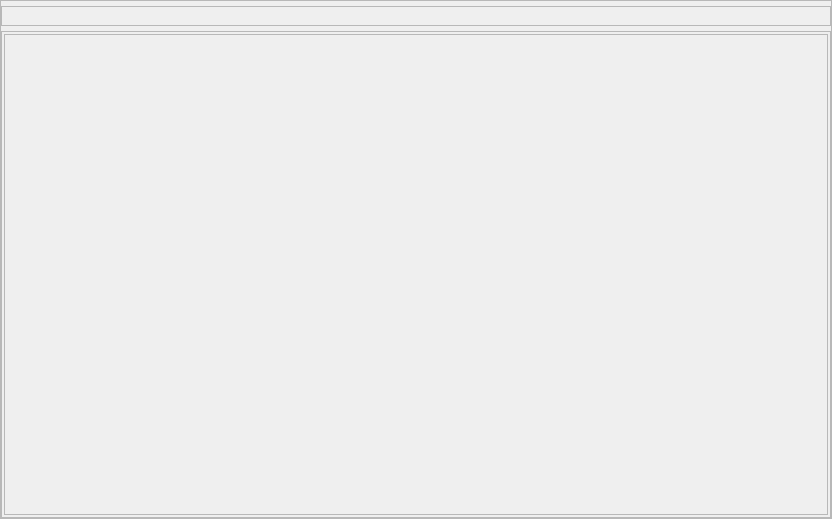
Before: the Qt Designer form SEEL_Apps/apps/C_electronics/templates/template_graph.ui in jithinbp/SEELablet-apps, drawn with Qt 5.
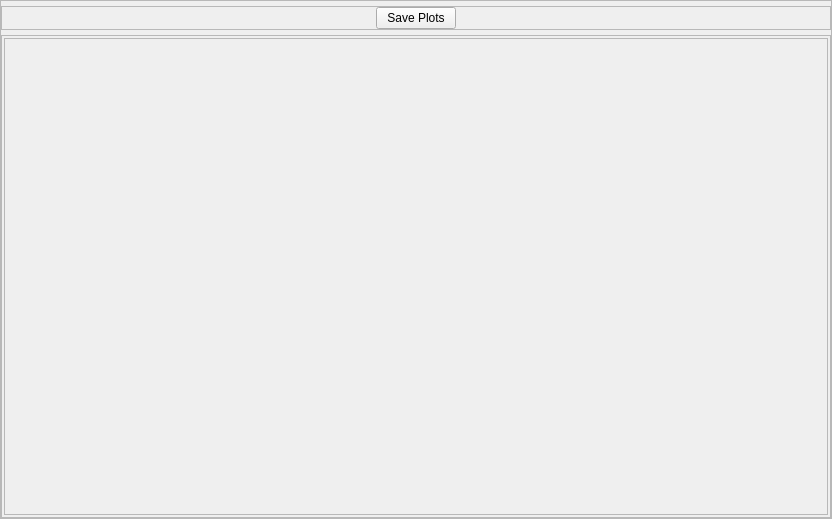
After: the same form once the commit is applied.

Commit message: added save button and UI fixes to electronics apps diode,transistor,xc,xl,bandpass,graph

Diff of the .ui file:
```diff
--- a/SEEL_Apps/apps/C_electronics/templates/template_graph.ui
+++ b/SEEL_Apps/apps/C_electronics/templates/template_graph.ui
@@ -62,9 +62,32 @@
          <property name="frameShadow">
           <enum>QFrame::Raised</enum>
          </property>
-         <layout class="QVBoxLayout" name="verticalLayout">
+         <layout class="QHBoxLayout" name="horizontalLayout">
+          <property name="spacing">
+           <number>0</number>
+          </property>
+          <property name="margin">
+           <number>0</number>
+          </property>
           <item>
-           <layout class="QHBoxLayout" name="WidgetLayout"/>
+           <layout class="QHBoxLayout" name="WidgetLayout">
+            <property name="topMargin">
+             <number>5</number>
+            </property>
+           </layout>
+          </item>
+          <item>
+           <widget class="QPushButton" name="pushButton">
+            <property name="maximumSize">
+             <size>
+              <width>80</width>
+              <height>16777215</height>
+             </size>
+            </property>
+            <property name="text">
+             <string>Save Plots</string>
+            </property>
+           </widget>
           </item>
          </layout>
         </widget>
@@ -110,7 +133,7 @@
                <x>0</x>
                <y>0</y>
                <width>822</width>
-               <height>452</height>
+               <height>470</height>
               </rect>
              </property>
              <layout class="QGridLayout" name="gridLayout_4">
```
Left out of the diff: 30 changed lines with no effect on the pictures. The commit also changes 24 other files.
